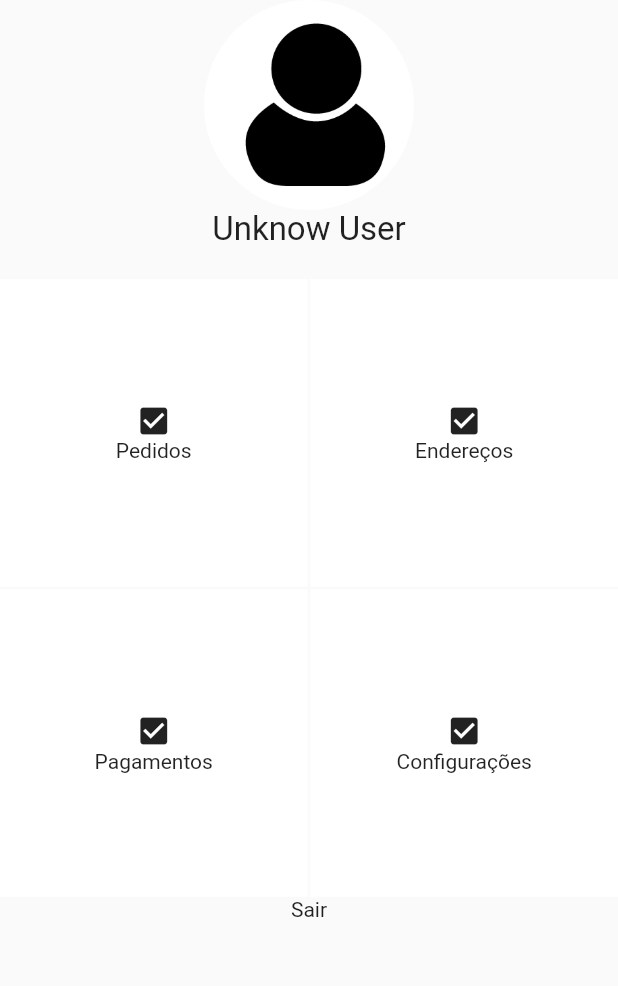
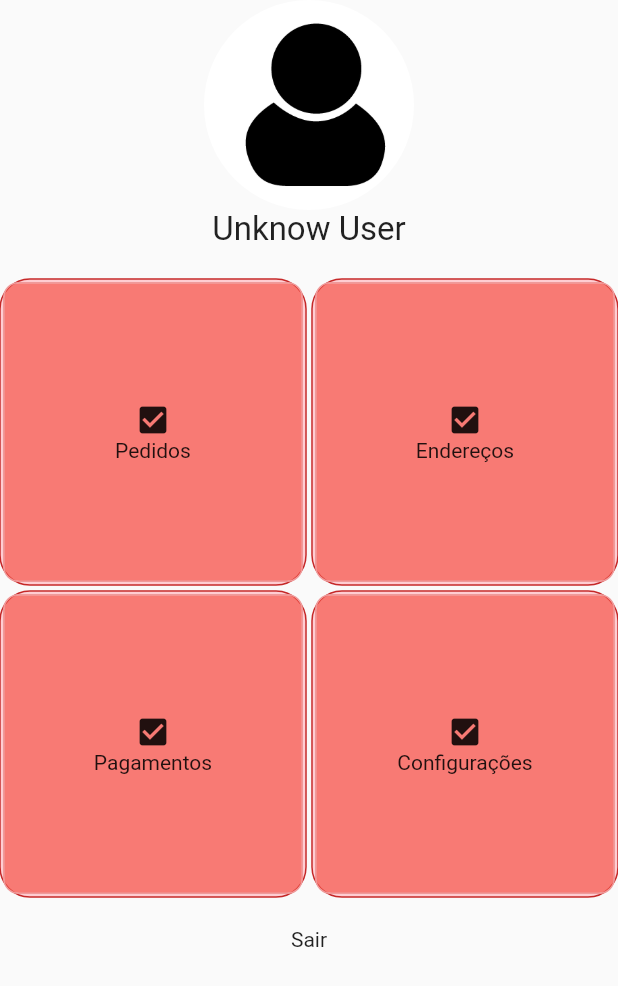
Before and after one commit to calestro/jworld_store, a Flutter app: the DrawerContents widget shown alone on an empty page, opened directly, on a phone screen of 412 x 824 dp. Shown: the top 986 px of the screen. Run offline on Flutter 3.47's test engine with Material 2 defaults, Android fonts, the light colour scheme and no system bars; our stand-ins replace badges, carousel_slider, flutter_zoom_drawer, wakelock.

Commit message:
trabalhando no menu lateral

```diff
--- a/lib/activy/main_page/drawer/components/button_drawer.dart
+++ b/lib/activy/main_page/drawer/components/button_drawer.dart
@@ -1,4 +1,6 @@
 import 'package:flutter/material.dart';
+
+import '../style.dart';
 
 class ButtonDrawer extends StatelessWidget {
   final double wd;
@@ -16,10 +18,13 @@ class ButtonDrawer extends StatelessWidget {
   @override
   Widget build(BuildContext context) {
     return Container(
+      decoration: DrawerStyle.boxDrawerBack,
+      padding: EdgeInsets.all(2),
+      child: Container(
         width: wd,
         height: 40,
         padding: const EdgeInsets.all(10),
-      color: Colors.white,
+        decoration: DrawerStyle.boxDrawer,
         child: Column(
           mainAxisSize: MainAxisSize.max,
           mainAxisAlignment: MainAxisAlignment.center,
@@ -28,6 +33,7 @@ class ButtonDrawer extends StatelessWidget {
             Text(text),
           ],
         ),
+      ),
     );
   }
 }
--- a/lib/activy/main_page/drawer/drawer_contents.dart
+++ b/lib/activy/main_page/drawer/drawer_contents.dart
@@ -21,17 +21,18 @@ class DrawerContents extends StatelessWidget {
         GridView(
             gridDelegate:const SliverGridDelegateWithFixedCrossAxisCount(
               crossAxisCount: 2,
-              mainAxisSpacing: 2,
-              crossAxisSpacing: 2,
+              mainAxisSpacing: 4,
+              crossAxisSpacing: 4,
             ),
           shrinkWrap: true,
           children: [
-            ButtonDrawer(wd: 40, text: "Pedidos", navigatorWidget: Container(), iconData: Icons.check_box),
-            ButtonDrawer(wd: 40, text: "Endereços", navigatorWidget: Container(), iconData: Icons.check_box),
-            ButtonDrawer(wd: 40, text: "Pagamentos", navigatorWidget: Container(), iconData: Icons.check_box),
-            ButtonDrawer(wd: 40, text: "Configurações", navigatorWidget: Container(), iconData: Icons.check_box),
+            ButtonDrawer(wd: 60, text: "Pedidos", navigatorWidget: Container(), iconData: Icons.check_box),
+            ButtonDrawer(wd: 60, text: "Endereços", navigatorWidget: Container(), iconData: Icons.check_box),
+            ButtonDrawer(wd: 60, text: "Pagamentos", navigatorWidget: Container(), iconData: Icons.check_box),
+            ButtonDrawer(wd: 60, text: "Configurações", navigatorWidget: Container(), iconData: Icons.check_box),
           ],
         ),
+        SizedBox(height: 20),
 
         const Text("Sair")
       ],
--- /dev/null
+++ b/lib/activy/main_page/drawer/style.dart
@@ -0,0 +1,20 @@
+import 'package:flutter/material.dart';
+
+class DrawerStyle{
+  static final BoxDecoration boxDrawer = BoxDecoration(
+    color: Colors.red.withOpacity(0.6),
+    borderRadius: BorderRadius.all(Radius.circular(10)),
+    border: Border.all(
+      color: Colors.red.shade200,
+      strokeAlign: StrokeAlign.inside,
+    )
+  );
+  static final BoxDecoration boxDrawerBack = BoxDecoration(
+    color: Colors.red.shade100,
+    borderRadius: BorderRadius.all(Radius.circular(20)),
+    border: Border.all(
+      color: Colors.red.shade800,
+      strokeAlign: StrokeAlign.inside,
+    )
+  );
+}
```
Lines whose indentation alone changed are shown as unchanged.
